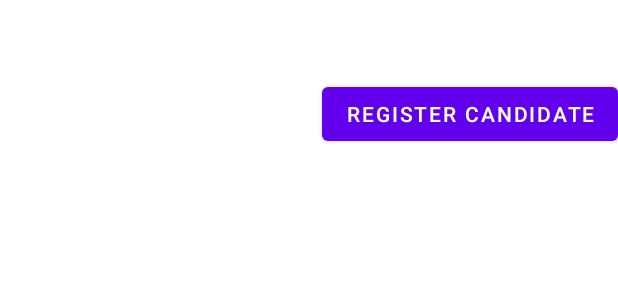
After one commit to 1cereals1/VotingApp, an Android app: the layout activity_register_candidate.xml on its own in the app's theme, with its tools: preview values and no code run, on a phone screen of 412 x 824 dp. The commit adds this screen. Shown: the top 300 px of the screen. Run offline under Robolectric (Android 15) with nearby library versions, the phone set to English and light mode, and no system bars.

Commit message:
Starting to add Candidatelist for admin

```diff
--- /dev/null
+++ b/app/src/main/java/com/example/votingapp/AdapterCand.java
@@ -0,0 +1,4 @@
+package com.example.votingapp;
+
+public class AdapterCand {
+}
--- a/app/src/main/java/com/example/votingapp/MyAdapter.java
+++ b/app/src/main/java/com/example/votingapp/MyAdapter.java
@@ -16,7 +16,8 @@ public class MyAdapter extends RecyclerView.Adapter<MyAdapter.MyViewHolder> {
     private final List<MyItems> items; //items array list
     private final Context context; //context
 
-    //constructor
+
+    //constructor for myitems and context
     public MyAdapter(List<MyItems> items, Context context) {
         this.items = items;
         this.context = context;
@@ -56,7 +57,7 @@ public class MyAdapter extends RecyclerView.Adapter<MyAdapter.MyViewHolder> {
 
             //getting TextViews from recycler_adapter_layout.xml
             fnames = itemView.findViewById(R.id.FullNameTV);
-            idnumbers = itemView.findViewById(R.id.idnotextTV);
+            idnumbers = itemView.findViewById(R.id.CandID);
         }
     }
 }
--- a/app/src/main/java/com/example/votingapp/MyItems.java
+++ b/app/src/main/java/com/example/votingapp/MyItems.java
@@ -1,5 +1,6 @@
 package com.example.votingapp;
 
+//Myitems is the list of employees
 public class MyItems {
 
     private final String idnumber, fname;
--- /dev/null
+++ b/app/src/main/res/layout/activity_register_candidate.xml
@@ -0,0 +1,25 @@
+<?xml version="1.0" encoding="utf-8"?>
+<androidx.constraintlayout.widget.ConstraintLayout
+    xmlns:android="http://schemas.android.com/apk/res/android"
+    xmlns:tools="http://schemas.android.com/tools"
+    xmlns:app="http://schemas.android.com/apk/res-auto"
+    android:layout_width="match_parent"
+    android:layout_height="match_parent"
+    tools:context=".RegisterCandidate">
+
+  <androidx.recyclerview.widget.RecyclerView
+      android:layout_width="0dp"
+      android:layout_height="602dp"
+      app:layout_constraintBottom_toBottomOf="parent"
+      app:layout_constraintEnd_toEndOf="parent"
+      app:layout_constraintStart_toStartOf="parent" />
+
+  <Button
+      android:id="@+id/GotoCandRegi"
+      android:layout_width="wrap_content"
+      android:layout_height="wrap_content"
+      android:layout_marginTop="52dp"
+      android:text="Register Candidate"
+      app:layout_constraintEnd_toEndOf="parent"
+      app:layout_constraintTop_toTopOf="parent" />
+</androidx.constraintlayout.widget.ConstraintLayout>
```
Also changed, not shown: app/src/main/AndroidManifest.xml (+9 -6 lines), app/src/main/java/com/example/votingapp/CandidatesList.java (added, +19 -0 lines), app/src/main/java/com/example/votingapp/RegisterCandidate.java (added, +13 -0 lines), app/src/main/res/layout/activity_main.xml (+17 -8 lines), app/src/main/res/layout/recyclerview_adapter_layout.xml (+1 -21 lines), app/src/main/res/layout/recyclerview_adapter_layout_cand.xml (added, +60 -0 lines).
